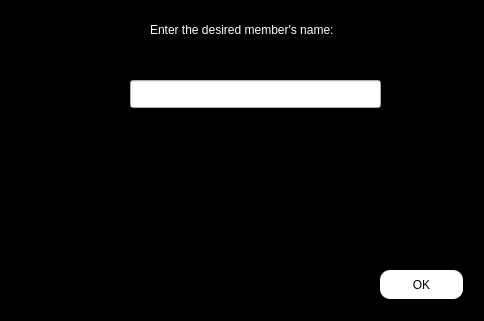
Old version of the form enter/view_member_task_in_team.ui in the repository Shayanrava/APproject.
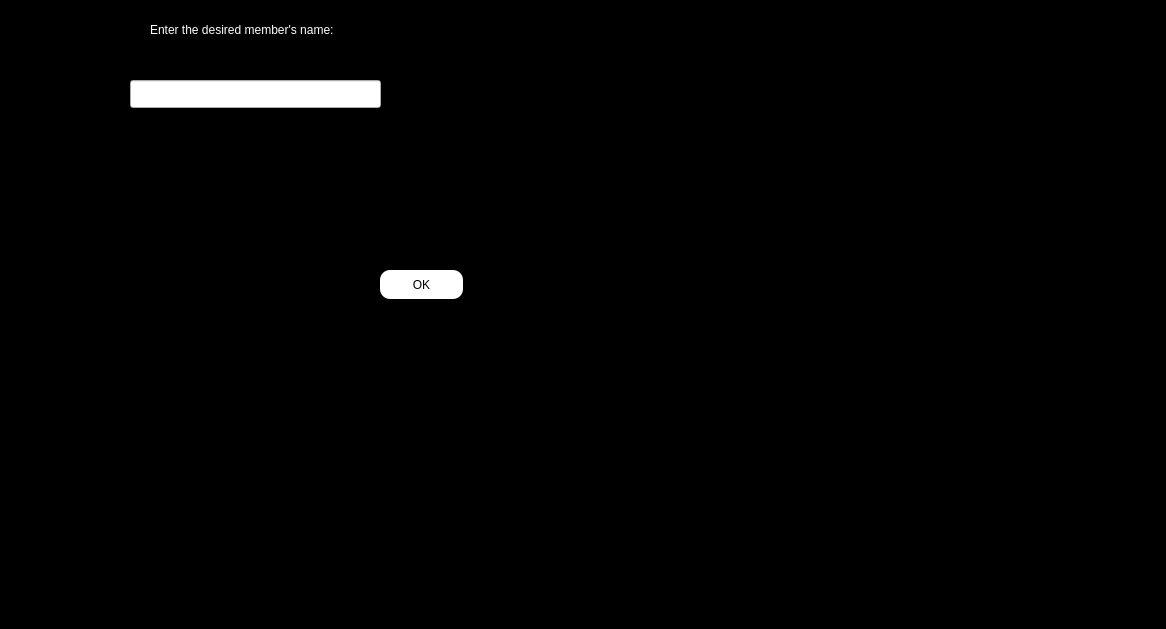
New version of the form.

```diff
--- a/enter/view_member_task_in_team.ui
+++ b/enter/view_member_task_in_team.ui
@@ -6,8 +6,8 @@
    <rect>
     <x>0</x>
     <y>0</y>
-    <width>484</width>
-    <height>321</height>
+    <width>1166</width>
+    <height>629</height>
    </rect>
   </property>
   <property name="windowTitle">
```
